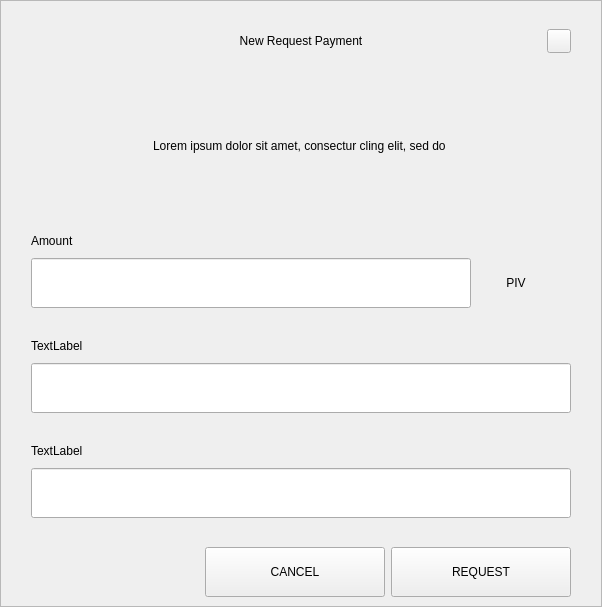
Qt form src/qt/pivx/forms/requestdialog.ui (afghany/castletmp) before a commit.
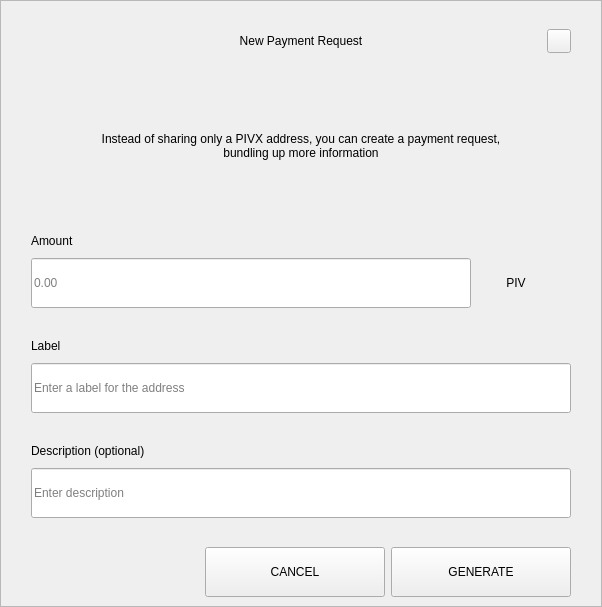
The same form after that commit.

The edit to the form file:
```diff
--- a/src/qt/pivx/forms/requestdialog.ui
+++ b/src/qt/pivx/forms/requestdialog.ui
@@ -92,7 +92,7 @@
            <string notr="true">padding-left:24px;</string>
           </property>
           <property name="text">
-           <string>New Request Payment</string>
+           <string>New Payment Request</string>
           </property>
           <property name="alignment">
            <set>Qt::AlignCenter</set>
@@ -210,7 +210,7 @@
              </size>
             </property>
             <property name="text">
-             <string>Lorem ipsum dolor sit amet, consectur cling elit, sed do </string>
+             <string>Instead of sharing only a PIVX address, you can create a payment request, bundling up more information</string>
             </property>
             <property name="alignment">
              <set>Qt::AlignCenter</set>
@@ -289,6 +289,9 @@
                     <height>50</height>
                    </size>
                   </property>
+                  <property name="placeholderText">
+                   <string notr="true">0.00</string>
+                  </property>
                  </widget>
                 </item>
                 <item>
@@ -376,7 +379,7 @@
                </size>
               </property>
               <property name="text">
-               <string>TextLabel</string>
+               <string>Label</string>
               </property>
              </widget>
             </item>
@@ -394,6 +397,9 @@
                 <height>50</height>
                </size>
               </property>
+              <property name="placeholderText">
+               <string>Enter a label for the address</string>
+              </property>
              </widget>
             </item>
            </layout>
@@ -434,7 +440,7 @@
                </size>
               </property>
               <property name="text">
-               <string>TextLabel</string>
+               <string>Description (optional)</string>
               </property>
              </widget>
             </item>
@@ -452,6 +458,9 @@
                 <height>50</height>
                </size>
               </property>
+              <property name="placeholderText">
+               <string>Enter description</string>
+              </property>
              </widget>
             </item>
             <item>
@@ -672,7 +681,7 @@
             <enum>Qt::NoFocus</enum>
            </property>
            <property name="text">
-            <string>REQUEST</string>
+            <string>GENERATE</string>
            </property>
           </widget>
          </item>
```
